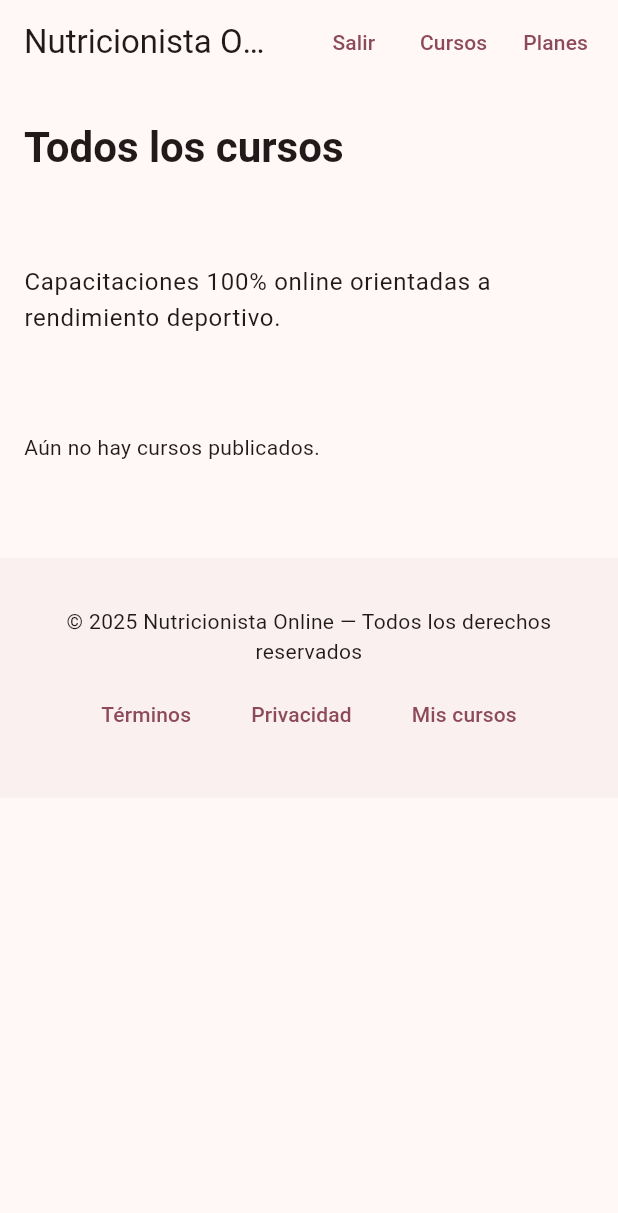
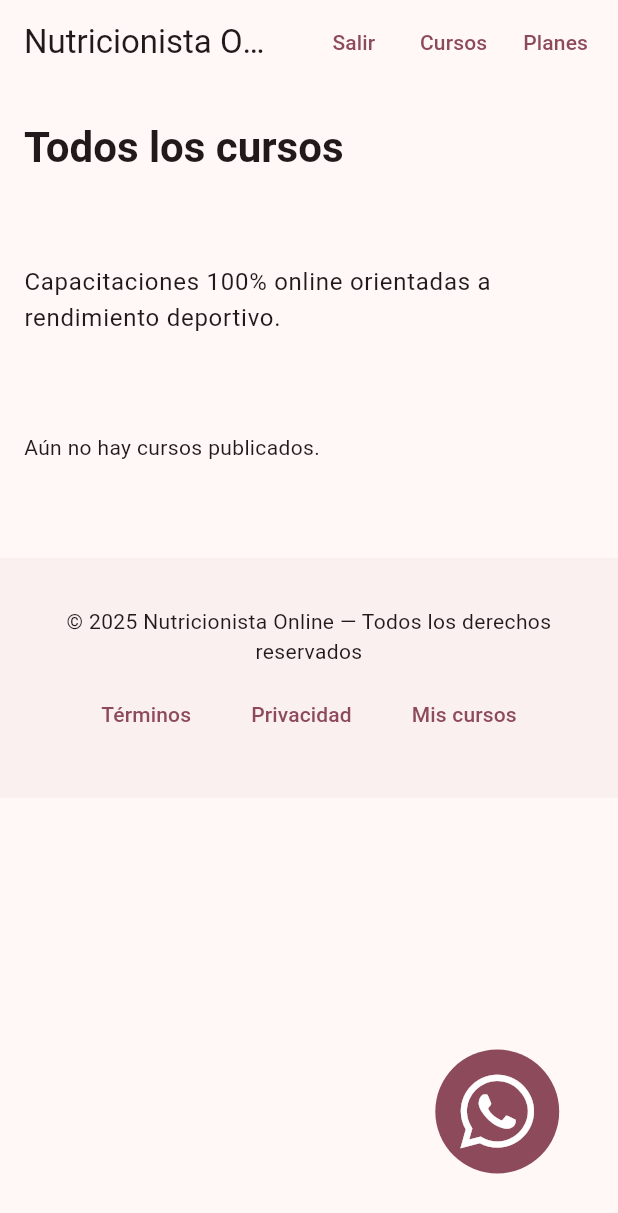
Before and after one commit to manu-180/maru_nutricion, a Flutter app: the CursosScreen screen opened by its route, on a phone screen of 412 x 824 dp. Shown: the top 1213 px of the screen. Run offline on Flutter 3.47's test engine with Material 3 defaults, Android fonts, the light colour scheme and no system bars; our stand-ins replace flutter_dotenv, font_awesome_flutter, go_router, supabase_flutter; missing offline and left inert: flutter_vlc_player; accounts and stored records are empty.

Commit message:
avance un monton

```diff
--- a/lib/presentation/screens/cursos/cursos_screen.dart
+++ b/lib/presentation/screens/cursos/cursos_screen.dart
@@ -2,6 +2,7 @@ import 'package:flutter/material.dart';
 import 'package:maru_nutricion/presentation/screens/cursos/widget/cursos_grid.dart';
 import 'package:maru_nutricion/presentation/widgets/maru_app_bar.dart';
 import 'package:maru_nutricion/presentation/widgets/maru_footer.dart';
+import 'package:maru_nutricion/presentation/widgets/wpp_floating_button.dart' show WhatsappFloatingButton;
 
 class CursosScreen extends StatelessWidget {
   const CursosScreen({super.key});
@@ -43,7 +44,7 @@ class CursosScreen extends StatelessWidget {
             ],
           ),
         ),
-      ),
+      ), floatingActionButton: const WhatsappFloatingButton(),
     );
   }
 }
```
